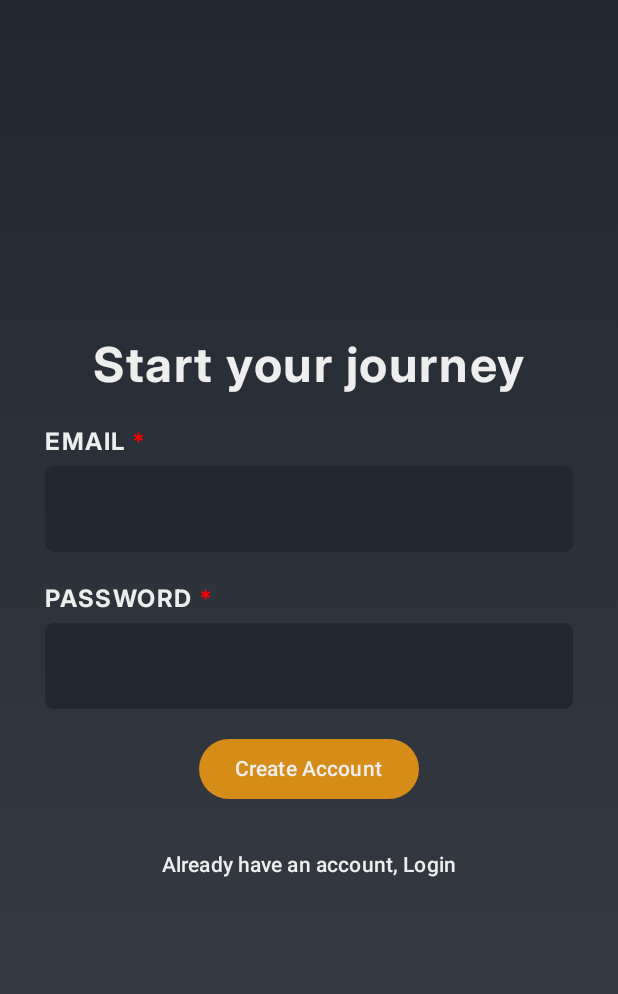
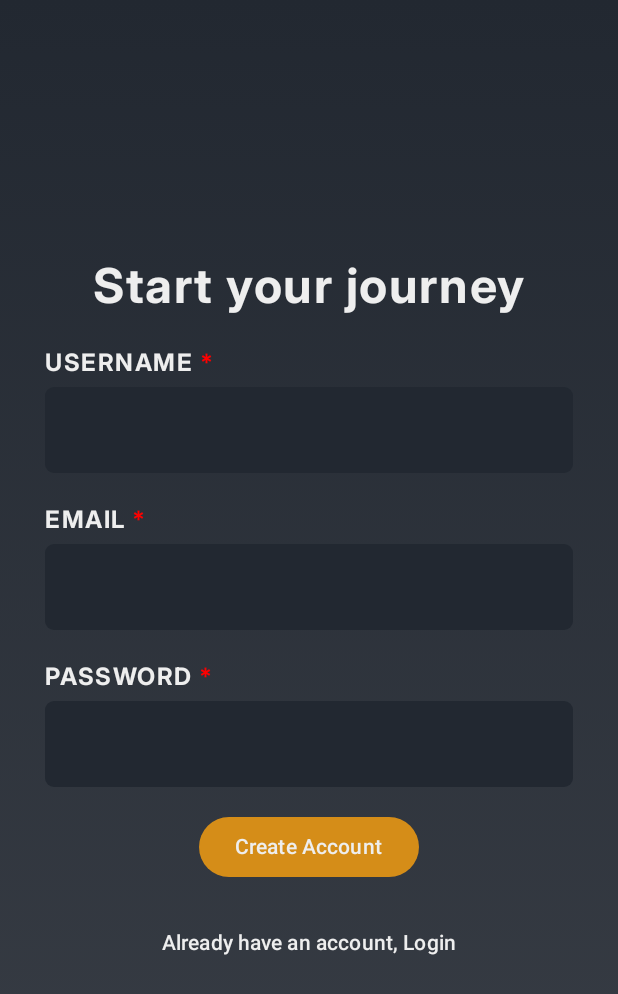
Before and after one commit to juan-estrad/FitQuest, an Android app built with Jetpack Compose: the screen it shows after launch (MainActivity), after a tap on "REGISTER", on a phone screen of 412 x 824 dp. Shown: the top 994 px of the screen. Run offline under Robolectric (Android 15) with nearby library versions, the phone set to English and light mode, and no system bars; our stand-ins replace Firebase (no records; nobody signed in at launch, a user with empty details on screens opened directly), livedata-compose; Roboto replaces fonts that are not available here.

Commit message:
I added username to the signup page and it stores it in firebase under the user table

```diff
--- a/app/src/main/java/com/example/fitquest/pages/SignupPage.kt
+++ b/app/src/main/java/com/example/fitquest/pages/SignupPage.kt
@@ -56,6 +56,9 @@ fun SignupPage(modifier: Modifier = Modifier, navController: NavController, auth
     var password by remember {
         mutableStateOf("")
     }
+    var username by remember {
+        mutableStateOf("")
+    }
 
     val authState =authViewModel.authState.observeAsState()
     val context = LocalContext.current
@@ -66,7 +69,10 @@ fun SignupPage(modifier: Modifier = Modifier, navController: NavController, auth
         val userID = FirebaseAuth.getInstance().uid
         when(authState.value){
             is AuthState.Authenticated -> {
-                myRef.child("$userID").child("Fitcoins").setValue(0)
+                userID?.let {
+                    myRef.child(it).child("Username").setValue(username)// Save username to database
+                    myRef.child(it).child("Fitcoins").setValue(0)
+                }
                 navController.navigate("home")
             }
             is AuthState.Error -> Toast.makeText(context,
@@ -85,44 +91,62 @@ fun SignupPage(modifier: Modifier = Modifier, navController: NavController, auth
 
         Spacer(modifier = Modifier.height(16.dp))
 
-        // EMAIL
-        Box(modifier = Modifier
-            .fillMaxWidth()
-        ){
+        // USERNAME
+        Box(modifier = Modifier.fillMaxWidth()) {
             Text(
-                text =
-                buildAnnotatedString {
-                    withStyle(style = SpanStyle(color = grayWhite)) {
-                        append("EMAIL ")
-                    }
-                    withStyle(style = SpanStyle(color = Color.Red)) {
-                        append("*")
-                    }
-                }
-                , color = grayWhite, textAlign = TextAlign.Left, fontSize = 16.sp )
+                text = buildAnnotatedString {
+                    withStyle(style = SpanStyle(color = grayWhite)) { append("USERNAME ") }
+                    withStyle(style = SpanStyle(color = Color.Red)) { append("*") }
+                },
+                color = grayWhite,
+                textAlign = TextAlign.Left,
+                fontSize = 16.sp
+            )
         }
         OutlinedTextField(
-
-            value = email,
-            onValueChange = { email = it },
-
+            value = username,
+            onValueChange = { username = it },
             singleLine = true,
-
             colors = TextFieldDefaults.outlinedTextFieldColors(
-                focusedBorderColor = transparent, // Orange color for focused border
-
+                focusedBorderColor = transparent,
                 unfocusedPlaceholderColor = brightOrange,
                 focusedLabelColor = Color.Transparent,
                 unfocusedLabelColor = grayWhite,
                 containerColor = darker,
                 unfocusedBorderColor = Color.Transparent,
+                focusedSupportingTextColor = brightOrange
+            ),
+            shape = RoundedCornerShape(size = 6.dp),
+            modifier = Modifier.fillMaxWidth().height(57.dp)
+        )
 
+        Spacer(modifier = Modifier.height(15.dp))
 
+        // EMAIL
+        Box(modifier = Modifier.fillMaxWidth()) {
+            Text(
+                text = buildAnnotatedString {
+                    withStyle(style = SpanStyle(color = grayWhite)) { append("EMAIL ") }
+                    withStyle(style = SpanStyle(color = Color.Red)) { append("*") }
+                },
+                color = grayWhite,
+                textAlign = TextAlign.Left,
+                fontSize = 16.sp
+            )
+        }
+        OutlinedTextField(
+            value = email,
+            onValueChange = { email = it },
+            singleLine = true,
+            colors = TextFieldDefaults.outlinedTextFieldColors(
+                focusedBorderColor = transparent,
+                unfocusedPlaceholderColor = brightOrange,
+                focusedLabelColor = Color.Transparent,
+                unfocusedLabelColor = grayWhite,
+                containerColor = darker,
+                unfocusedBorderColor = Color.Transparent,
                 focusedSupportingTextColor = brightOrange
-
-
             ),
-
             shape = RoundedCornerShape(size = 6.dp),
             modifier = Modifier.fillMaxWidth().height(57.dp)
         )
@@ -130,72 +154,48 @@ fun SignupPage(modifier: Modifier = Modifier, navController: NavController, auth
         Spacer(modifier = Modifier.height(15.dp))
 
         // PASSWORD
-        Box(modifier = Modifier
-            .fillMaxWidth()
-        ){
+        Box(modifier = Modifier.fillMaxWidth()) {
             Text(
-                text =
-                buildAnnotatedString {
-                    withStyle(style = SpanStyle(color = grayWhite)) {
-                        append("PASSWORD ")
-                    }
-                    withStyle(style = SpanStyle(color = Color.Red)) {
-                        append("*")
-                    }
-                }
-                , color = grayWhite, textAlign = TextAlign.Left, fontSize = 16.sp )
+                text = buildAnnotatedString {
+                    withStyle(style = SpanStyle(color = grayWhite)) { append("PASSWORD ") }
+                    withStyle(style = SpanStyle(color = Color.Red)) { append("*") }
+                },
+                color = grayWhite,
+                textAlign = TextAlign.Left,
+                fontSize = 16.sp
+            )
         }
         OutlinedTextField(
-
             value = password,
-            onValueChange = {
-                password = it
-            },
+            onValueChange = { password = it },
             singleLine = true,
-
             colors = TextFieldDefaults.outlinedTextFieldColors(
-                focusedBorderColor = transparent, // Orange color for focused border
-
+                focusedBorderColor = transparent,
                 unfocusedPlaceholderColor = brightOrange,
                 focusedLabelColor = Color.Transparent,
                 unfocusedLabelColor = grayWhite,
                 containerColor = darker,
                 unfocusedBorderColor = Color.Transparent,
-
-
                 focusedSupportingTextColor = brightOrange
-
-
             ),
-
             shape = RoundedCornerShape(size = 6.dp),
             modifier = Modifier.fillMaxWidth().height(57.dp)
         )
 
-
-
         Spacer(modifier = Modifier.height(16.dp))
 
-        //create account button
-        Button(onClick = {
-            authViewModel.signup(email,password)
-
-        },
+        // Create account button
+        Button(
+            onClick = { authViewModel.signup(email, password) },
             enabled = authState.value != AuthState.Loading
-        )
-        {
+        ) {
             Text(text = "Create Account")
         }
         Spacer(modifier = Modifier.height(16.dp))
 
-        TextButton(onClick={
-            navController.navigate("login")
-        })
-
-        {
-            Text(text ="Already have an account, Login")
-
+        // Login navigation
+        TextButton(onClick = { navController.navigate("login") }) {
+            Text(text = "Already have an account, Login")
         }
-
     }
 }
```
Also changed, not shown: 1 other file.
